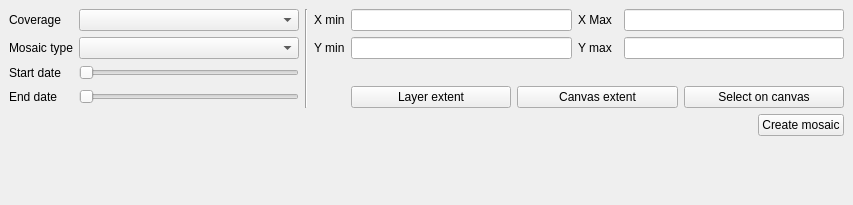
Above: datacubeplugin/ui/mosaicwidget.ui from planetfederal/qgis-datacube-plugin before the change. Below: the same form after it.
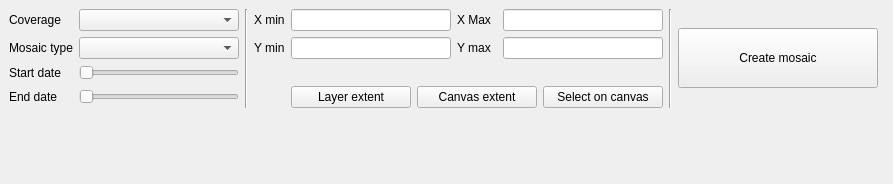
That is the form after the change.

Commit message: mosaic tool improvements

Patch:
```diff
--- a/datacubeplugin/ui/mosaicwidget.ui
+++ b/datacubeplugin/ui/mosaicwidget.ui
@@ -6,8 +6,8 @@
    <rect>
     <x>0</x>
     <y>0</y>
-    <width>853</width>
-    <height>205</height>
+    <width>893</width>
+    <height>184</height>
    </rect>
   </property>
   <property name="windowTitle">
@@ -17,6 +17,9 @@
    <layout class="QVBoxLayout" name="verticalLayout">
     <item>
      <layout class="QHBoxLayout" name="horizontalLayout">
+      <property name="rightMargin">
+       <number>6</number>
+      </property>
       <item>
        <layout class="QGridLayout" name="gridLayout">
         <item row="0" column="2">
@@ -177,25 +180,21 @@
         </item>
        </layout>
       </item>
-     </layout>
-    </item>
-    <item>
-     <layout class="QHBoxLayout" name="horizontalLayout_2">
       <item>
-       <spacer name="horizontalSpacer">
+       <widget class="Line" name="line_2">
         <property name="orientation">
-         <enum>Qt::Horizontal</enum>
+         <enum>Qt::Vertical</enum>
         </property>
-        <property name="sizeHint" stdset="0">
+       </widget>
+      </item>
+      <item>
+       <widget class="QPushButton" name="buttonCreateMosaic">
+        <property name="minimumSize">
          <size>
-          <width>40</width>
-          <height>20</height>
+          <width>200</width>
+          <height>60</height>
          </size>
         </property>
-       </spacer>
-      </item>
-      <item>
-       <widget class="QPushButton" name="buttonCreateMosaic">
         <property name="text">
          <string>Create mosaic</string>
         </property>
```
The commit also changes 1 other file.
